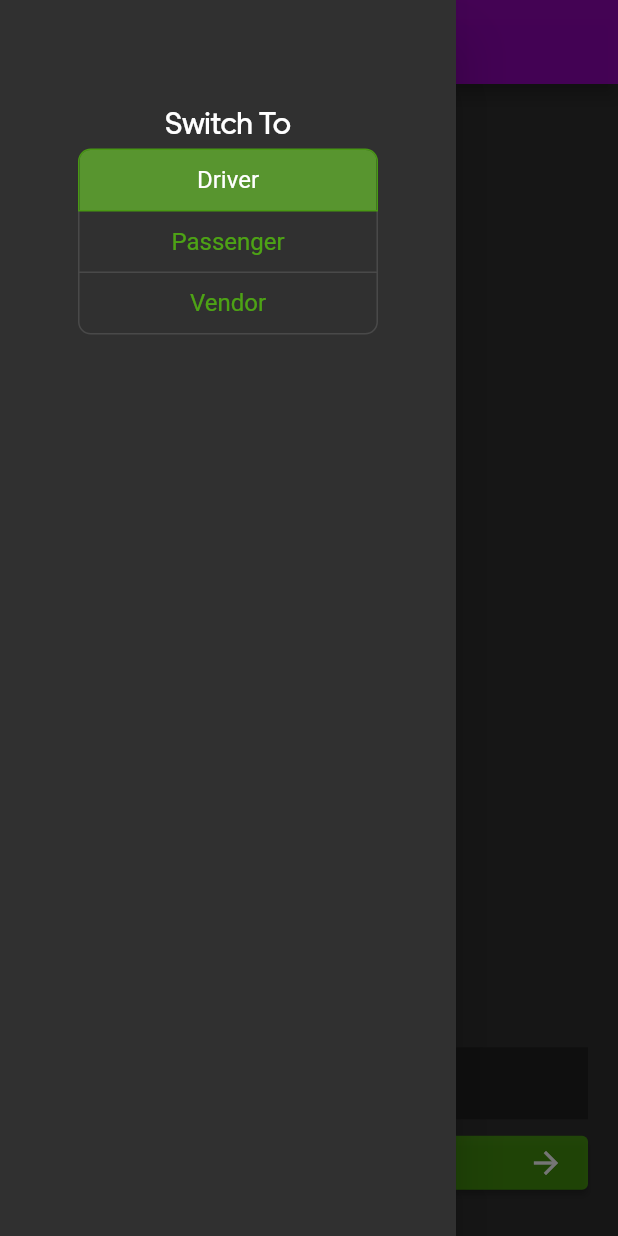
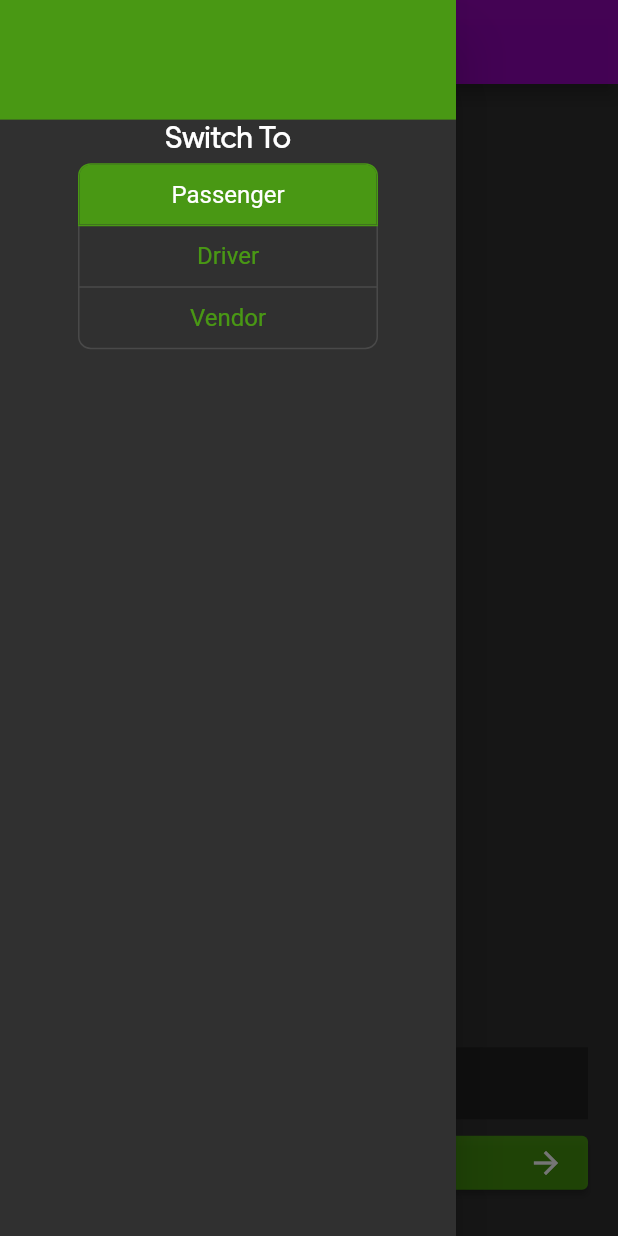
Before and after one commit to saadings/carpoolz_frontend, a Flutter app: the HomeScreen screen opened by its route, with the side drawer open, on a phone screen of 412 x 824 dp. Run offline on Flutter 3.47's test engine with Material 2 defaults, Android fonts, the phone set to English and light mode, and no system bars; our stand-ins replace dio, flutter_dotenv, flutter_secure_storage, geolocator, google_maps_flutter, socket_io_client; missing offline and left inert: flutter_polyline_points, google_place; accounts and stored records are empty.

Commit message:
Partial commit

```diff
--- a/lib/screens/home_screen.dart
+++ b/lib/screens/home_screen.dart
@@ -1,4 +1,3 @@
-import 'package:carpoolz_frontend/widgets/sidebar.dart';
 import 'package:flutter/material.dart';
 import 'package:provider/provider.dart';
 
@@ -7,12 +6,11 @@ import '../providers/user_provider.dart';
 import '../screens/register_driver_screen.dart';
 import '../widgets/draggable_sheet.dart';
 import '../widgets/google_maps.dart';
-import '../widgets/sidebar.dart';
+import '../widgets/user_button_group.dart';
 
 class HomeScreen extends StatefulWidget {
   static const String routeName = '/home';
   const HomeScreen({super.key});
-
 
   @override
   State<HomeScreen> createState() => _HomeScreenState();
@@ -42,14 +40,14 @@ class _HomeScreenState extends State<HomeScreen> {
       appBar: _appBar,
       extendBodyBehindAppBar: true,
       drawer: Drawer(
-        child: Container(
-          padding: EdgeInsets.only(top: 70.0),
-
-          child: Column(
-            children: [
-             SideBar()
-            ],
-          ),
+        child: Column(
+          children: [
+            Container(
+              height: _appBar.preferredSize.height + 23.75,
+              color: Theme.of(context).accentColor,
+            ),
+            UserButtonGroup(),
+          ],
         ),
       ),
       body: Stack(
--- a/lib/widgets/register_driver_form.dart
+++ b/lib/widgets/register_driver_form.dart
@@ -1,3 +1,4 @@
+import 'package:carpoolz_frontend/providers/user_provider.dart';
 import 'package:dio/dio.dart';
 import 'package:flutter/material.dart';
 import 'package:provider/provider.dart';
@@ -68,6 +69,9 @@ class RegisterDriverFormState extends State<RegisterDriverForm> {
         _initValue["cnic"],
         _initValue["licenseNo"],
       );
+
+      Provider.of<UserProvider>(context, listen: false)
+          .appendTypeList(Type.driver);
 
       await _showDialog("Driver Registered Successfully");
 
--- a/lib/widgets/sidebar.dart
+++ /dev/null
@@ -1,87 +0,0 @@
-import 'dart:async';
-
-import 'package:dio/dio.dart';
-import 'package:flutter/material.dart';
-import 'package:flutter/services.dart';
-import 'package:provider/provider.dart';
-
-import '../providers/user_provider.dart';
-import '../screens/home_screen.dart';
-import '../screens/register_driver_screen.dart';
-
-
-const List<Widget> users = <Widget>[
-  Text('Driver'),
-  Text('Passenger'),
-  Text('Vendor')
-];
-
-
-
-class SideBar extends StatefulWidget {
-  const SideBar({super.key});
-
-  @override
-  State<SideBar> createState() => SideBarState();
-}
-
-
-class SideBarState extends State<SideBar> {
-final List<bool> _selectedUsers = <bool>[true, false, false];
-var  _userTypeState;
-
- Future<void> _checkUserType() async {
-    try {
-      await Provider.of<UserProvider>(context, listen: false)
-          .setType(_userTypeState);
-    } catch (e) {
-      print(e.toString());
-    }
-
-    print(Provider.of<UserProvider>(context, listen: false).types);
-    if(Provider.of<UserProvider>(context, listen: false).types!.contains(Type.driver)){
-      Navigator.push(context, MaterialPageRoute(builder: (context) => HomeScreen()));
-    }
-    else{
-      Navigator.push(context, MaterialPageRoute(builder: (context) => RegisterDriverScreen()));
-    }
-  }
-
-  @override
-  Widget build(BuildContext context) {
-    return Container(
-      width: 200.0,
-      child: Column(
-        children: [
-          Text('Switch To', style: TextStyle(fontSize: 20.0)),
-              const SizedBox(height: 5),
-              ToggleButtons(
-                direction: Axis.vertical,
-                onPressed: (int index) {
-                  setState(() {
-                    // The button that is tapped is set to true, and the others to false.
-                    for (int i = 0; i < _selectedUsers.length; i++) {
-                      _selectedUsers[i] = i == index;
-                      _userTypeState = users[index].toString();
-                    }
-                    _checkUserType();
-                  });
-                },
-                textStyle: TextStyle(fontSize: 16.0),
-                borderRadius: const BorderRadius.all(Radius.circular(8)),
-                selectedBorderColor: Color.fromARGB(150, 90, 224, 0),
-                selectedColor: Colors.white,
-                fillColor: Color.fromARGB(149, 116, 221, 46),
-                color: Color.fromARGB(149, 98, 244, 1),
-                constraints: const BoxConstraints(
-                  minHeight: 40.0,
-                  minWidth: 300
-                ),
-                isSelected: _selectedUsers,
-                children: users,
-              )
-    ]
-   )
-  );
-  }
-}
--- /dev/null
+++ b/lib/widgets/user_button_group.dart
@@ -0,0 +1,100 @@
+import 'package:flutter/material.dart';
+import 'package:provider/provider.dart';
+
+import '../providers/user_provider.dart';
+// import '../screens/home_screen.dart';
+import '../screens/register_driver_screen.dart';
+
+class UserButtonGroup extends StatefulWidget {
+  const UserButtonGroup({super.key});
+
+  @override
+  State<UserButtonGroup> createState() => UserButtonGroupState();
+}
+
+class UserButtonGroupState extends State<UserButtonGroup> {
+  final List<String> _users = const [
+    'Passenger',
+    'Driver',
+    'Vendor',
+  ];
+
+  bool _first = true;
+  final List<bool> _selectedUsers = <bool>[false, false, false];
+  String _userTypeState = "";
+
+  void _checkUserType(int index) {
+    setState(
+      () {
+        // The button that is tapped is set to true, and the others to false.
+        for (int i = 0; i < _selectedUsers.length; i++) {
+          _selectedUsers[i] = i == index;
+          _userTypeState = _users[index].toString();
+          print(_userTypeState);
+        }
+        Provider.of<UserProvider>(context, listen: false)
+            .setType(_userTypeState);
+      },
+    );
+
+    if (!Provider.of<UserProvider>(context, listen: false)
+            .types!
+            .contains(Type.driver) &&
+        _userTypeState == 'Driver') {
+      Navigator.of(context).pop();
+      Navigator.of(context).pushNamed(RegisterDriverScreen.routeName);
+    }
+    Navigator.of(context).pop();
+  }
+
+  @override
+  void didChangeDependencies() {
+    if (_first) {
+      _first = false;
+
+      if (Provider.of<UserProvider>(context, listen: false).currentType ==
+          Type.driver) {
+        _selectedUsers[1] = true;
+        _userTypeState = _users[1].toString();
+      } else if (Provider.of<UserProvider>(context, listen: false)
+              .currentType ==
+          Type.passenger) {
+        _selectedUsers[0] = true;
+        _userTypeState = _users[0].toString();
+      } else if (Provider.of<UserProvider>(context, listen: false)
+              .currentType ==
+          Type.vendor) {
+        _selectedUsers[2] = true;
+        _userTypeState = _users[2].toString();
+      }
+    }
+    super.didChangeDependencies();
+  }
+
+  @override
+  Widget build(BuildContext context) {
+    final _theme = Theme.of(context);
+    return Container(
+      width: 200.0,
+      child: Column(
+        children: [
+          Text('Switch To', style: TextStyle(fontSize: 20.0)),
+          const SizedBox(height: 5),
+          ToggleButtons(
+            direction: Axis.vertical,
+            onPressed: _checkUserType,
+            textStyle: TextStyle(fontSize: 16.0),
+            borderRadius: const BorderRadius.all(Radius.circular(8)),
+            selectedBorderColor: _theme.accentColor,
+            selectedColor: Colors.white,
+            fillColor: _theme.accentColor,
+            color: _theme.accentColor,
+            constraints: const BoxConstraints(minHeight: 40.0, minWidth: 300),
+            isSelected: _selectedUsers,
+            children: _users.map((e) => Text(e)).toList(),
+          )
+        ],
+      ),
+    );
+  }
+}
```
Also changed, not shown: lib/providers/user_provider.dart (+9 -11 lines).
